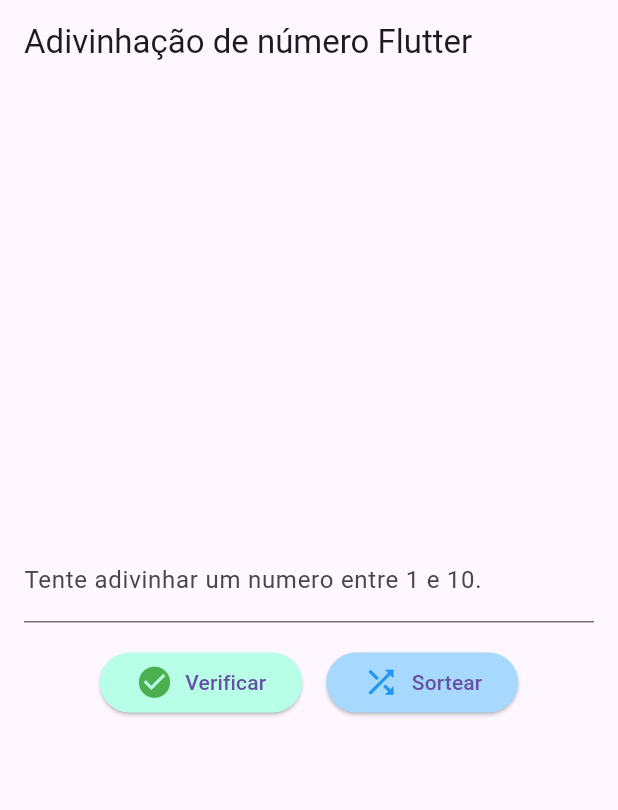
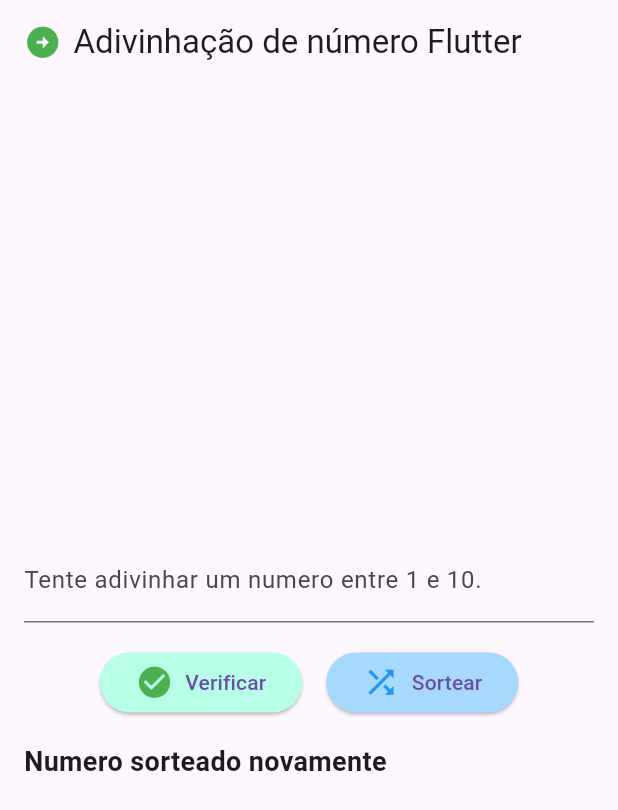
Before and after one commit to MestreWalla/SENAI_SEMESTRE_3, a Flutter app: the screen it shows after launch, after a tap on "Verificar", after a tap on "Sortear", on a phone screen of 412 x 824 dp. Shown: the top 810 px of the screen. Run offline on Flutter 3.47's test engine with Material 3 defaults, Android fonts, the phone set to English and light mode, and no system bars.

Commit message:
Update main.dart

```diff
--- a/MOBILE/flutter_numero_sorteado/lib/main.dart
+++ b/MOBILE/flutter_numero_sorteado/lib/main.dart
@@ -28,12 +28,12 @@ class _NumeroAleatorio extends State<NumeroAleatorio> {
       TextEditingController(); // Controlador para o campo de texto
   String resultado = ''; // Armazena o resultado da adivinhação
   int maximo = 10; // Intervalo máximo
-  int numeroSorteado = Random().nextInt(10)+1; // Armazena o número sorteado
+  int numeroSorteado = Random().nextInt(10) + 1; // Armazena o número sorteado
   int minimo = 1; // Intervalo mínimo
   int tentativas = 0; // Conta o número de tentativas
   String maiorMenor = '';
 
-  void _verificar(String operacao) {
+  void verificar(String operacao) {
     int palpite = int.tryParse(numeroDigitado.text) ??
         0; // Converte o texto digitado para um número inteiro
 
@@ -52,11 +52,11 @@ class _NumeroAleatorio extends State<NumeroAleatorio> {
     });
   }
 
-  void _sortear(String operacao) {
+  void sortear(String operacao) {
     setState(() {
       numeroSorteado = Random().nextInt(maximo - minimo + 1) +
           minimo; // Gera um número aleatório dentro do intervalo definido
-      resultado = ""; // Limpa o resultado
+      resultado = "Numero sorteado novamente"; // Limpa o resultado
       tentativas = 0; // Reinicia o número de tentativas
       numeroDigitado.text = ""; // Limpar o campo de texto
     });
@@ -66,8 +66,18 @@ class _NumeroAleatorio extends State<NumeroAleatorio> {
   Widget build(BuildContext context) {
     return Scaffold(
       appBar: AppBar(
-        title: Text(
-            'Adivinhação de número Flutter'), // Define o título da barra de aplicativos
+        title: Row(
+          children: [
+            Icon(
+              Icons.arrow_circle_right, // Ícone Check
+              size: 25, // Tamanho do ícone
+              color: Colors.green, // Cor do ícone
+            ),
+            SizedBox(width: 8), // Espaçamento entre o ícone e o texto do título
+            Text('Adivinhação de número Flutter', // Define o título da barra de aplicativos
+            ),
+          ],
+        ),
       ),
       body: Padding(
         // Widget de preenchimento para dar margem ao redor do conteúdo
@@ -97,7 +107,7 @@ class _NumeroAleatorio extends State<NumeroAleatorio> {
               children: [
                 SizedBox(height: 16.0),
                 ElevatedButton(
-                  onPressed: () => _verificar('Verificar'),
+                  onPressed: () => verificar('Verificar'),
                   style: ButtonStyle(
                     backgroundColor: MaterialStateProperty.all(
                         Color.fromARGB(255, 184, 255, 232)),
@@ -120,7 +130,7 @@ class _NumeroAleatorio extends State<NumeroAleatorio> {
                     width:
                         16.0), // Espaçamento horizontal entre o campo de texto e os botões
                 ElevatedButton(
-                  onPressed: () => _sortear('Sortear'),
+                  onPressed: () => sortear('Sortear'),
                   style: ButtonStyle(
                     backgroundColor: MaterialStateProperty.all(
                         Color.fromARGB(255, 167, 217, 255)),
```
